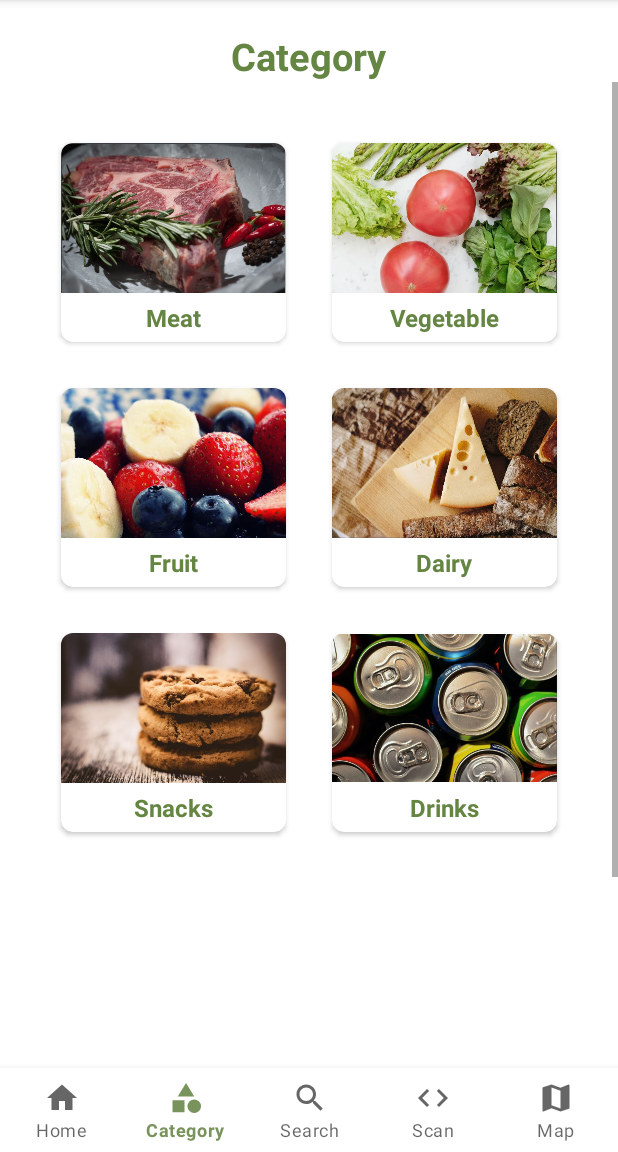
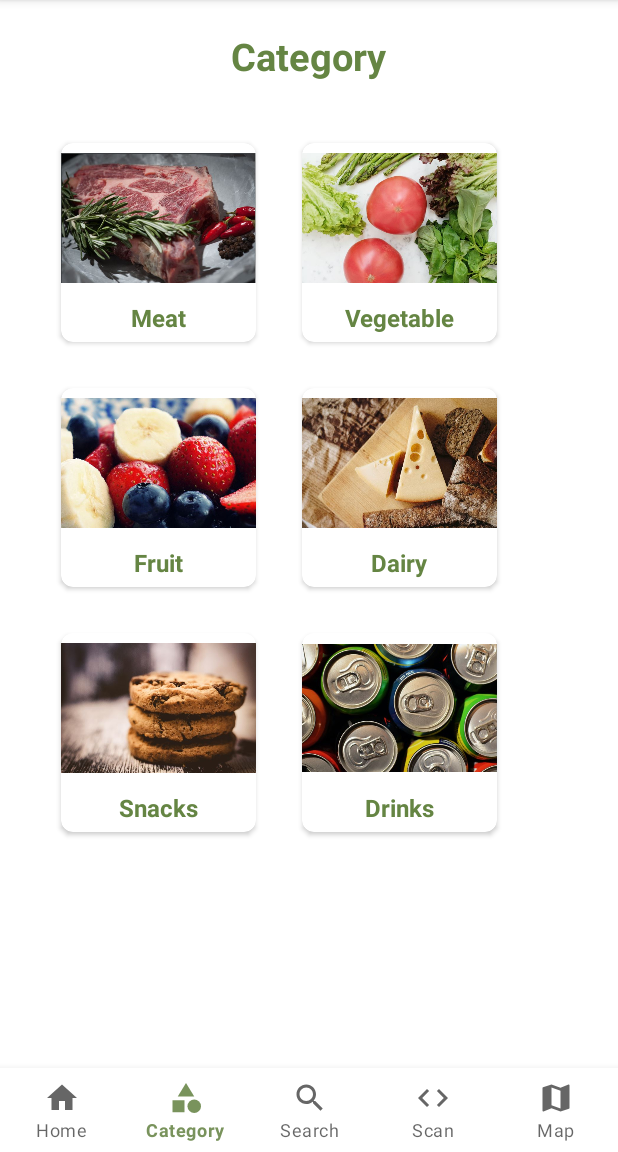
Before and after one commit to ETS-Android3/Detox, an Android app: the screen it shows after launch (MainActivity), item 2 of the bottom bar chosen, on a phone screen of 412 x 824 dp, the part 84-1236 px from its top. Run offline under Robolectric (Android 15) with nearby library versions, the phone set to English and light mode, and no system bars.

Commit message:
Layout update

```diff
--- a/app/src/main/res/layout/fragment_category.xml
+++ b/app/src/main/res/layout/fragment_category.xml
@@ -27,7 +27,7 @@
 
         <GridLayout
             android:layout_width="match_parent"
-            android:layout_height="match_parent"
+            android:layout_height="wrap_content"
             android:layout_below="@+id/categoryTitle_tv"
             android:layout_margin="25dp"
             android:columnCount="2"
@@ -46,7 +46,7 @@
                 android:elevation="8dp"
                 app:cardCornerRadius="8dp">
 
-                <LinearLayout
+                <androidx.appcompat.widget.LinearLayoutCompat
                     android:layout_width="wrap_content"
                     android:layout_height="wrap_content"
                     android:layout_gravity="center_vertical|center_horizontal"
@@ -54,13 +54,13 @@
                     android:orientation="vertical">
 
 
-                    <ImageView
-                        android:layout_width="150dp"
+                    <androidx.appcompat.widget.AppCompatImageView
+                        android:layout_width="130dp"
                         android:layout_height="100dp"
                         android:layout_marginBottom="5dp"
                         android:src="@drawable/meat" />
 
-                    <TextView
+                    <androidx.appcompat.widget.AppCompatTextView
                         android:layout_width="wrap_content"
                         android:layout_height="wrap_content"
                         android:layout_marginBottom="5dp"
@@ -70,7 +70,7 @@
                         android:textColor="#658543"
                         android:textSize="16dp"
                         android:textStyle="bold" />
-                </LinearLayout>
+                </androidx.appcompat.widget.LinearLayoutCompat>
             </androidx.cardview.widget.CardView>
 
             <androidx.cardview.widget.CardView
@@ -86,7 +86,7 @@
                 android:elevation="8dp"
                 app:cardCornerRadius="8dp">
 
-                <LinearLayout
+                <androidx.appcompat.widget.LinearLayoutCompat
                     android:layout_width="wrap_content"
                     android:layout_height="wrap_content"
                     android:layout_gravity="center_vertical|center_horizontal"
@@ -94,13 +94,13 @@
                     android:orientation="vertical"
                     tools:ignore="UseCompoundDrawables">
 
-                    <ImageView
-                        android:layout_width="150dp"
+                    <androidx.appcompat.widget.AppCompatImageView
+                        android:layout_width="130dp"
                         android:layout_height="100dp"
                         android:layout_marginBottom="5dp"
                         android:src="@drawable/veggie" />
 
-                    <TextView
+                    <androidx.appcompat.widget.AppCompatTextView
                         android:layout_width="wrap_content"
                         android:layout_height="wrap_content"
                         android:layout_marginBottom="5dp"
@@ -110,7 +110,7 @@
                         android:textColor="#658543"
                         android:textSize="16dp"
                         android:textStyle="bold" />
-                </LinearLayout>
+                </androidx.appcompat.widget.LinearLayoutCompat>
             </androidx.cardview.widget.CardView>
 
             <androidx.cardview.widget.CardView
@@ -126,20 +126,20 @@
                 android:elevation="8dp"
                 app:cardCornerRadius="8dp">
 
-                <LinearLayout
+                <androidx.appcompat.widget.LinearLayoutCompat
                     android:layout_width="wrap_content"
                     android:layout_height="wrap_content"
                     android:layout_gravity="center_vertical|center_horizontal"
                     android:gravity="center"
                     android:orientation="vertical">
 
-                    <ImageView
-                        android:layout_width="150dp"
+                    <androidx.appcompat.widget.AppCompatImageView
+                        android:layout_width="130dp"
                         android:layout_height="100dp"
                         android:layout_marginBottom="5dp"
                         android:src="@drawable/fruit" />
 
-                    <TextView
+                    <androidx.appcompat.widget.AppCompatTextView
                         android:layout_width="wrap_content"
                         android:layout_height="wrap_content"
                         android:layout_marginBottom="5dp"
@@ -149,7 +149,7 @@
                         android:textColor="#658543"
                         android:textSize="16dp"
                         android:textStyle="bold" />
-                </LinearLayout>
+                </androidx.appcompat.widget.LinearLayoutCompat>
             </androidx.cardview.widget.CardView>
 
             <androidx.cardview.widget.CardView
@@ -165,22 +165,22 @@
                 android:elevation="8dp"
                 app:cardCornerRadius="8dp">
 
-                <LinearLayout
+                <androidx.appcompat.widget.LinearLayoutCompat
                     android:layout_width="wrap_content"
                     android:layout_height="wrap_content"
                     android:layout_gravity="center_vertical|center_horizontal"
                     android:gravity="center"
                     android:orientation="vertical">
 
-                    <ImageView
-                        android:layout_width="150dp"
+                    <androidx.appcompat.widget.AppCompatImageView
+                        android:layout_width="130dp"
                         android:layout_height="100dp"
                         android:layout_row="1"
                         android:layout_column="3"
                         android:layout_marginBottom="5dp"
                         android:src="@drawable/dairy" />
 
-                    <TextView
+                    <androidx.appcompat.widget.AppCompatTextView
                         android:layout_width="wrap_content"
                         android:layout_height="wrap_content"
                         android:layout_marginBottom="5dp"
@@ -190,7 +190,7 @@
                         android:textColor="#658543"
                         android:textSize="16dp"
                         android:textStyle="bold" />
-                </LinearLayout>
+                </androidx.appcompat.widget.LinearLayoutCompat>
             </androidx.cardview.widget.CardView>
 
             <androidx.cardview.widget.CardView
@@ -206,20 +206,20 @@
                 android:elevation="8dp"
                 app:cardCornerRadius="8dp">
 
-                <LinearLayout
+                <androidx.appcompat.widget.LinearLayoutCompat
                     android:layout_width="wrap_content"
                     android:layout_height="wrap_content"
                     android:layout_gravity="center_vertical|center_horizontal"
                     android:gravity="center"
                     android:orientation="vertical">
 
-                    <ImageView
-                        android:layout_width="150dp"
+                    <androidx.appcompat.widget.AppCompatImageView
+                        android:layout_width="130dp"
                         android:layout_height="100dp"
                         android:layout_marginBottom="5dp"
                         android:src="@drawable/snacks" />
 
-                    <TextView
+                    <androidx.appcompat.widget.AppCompatTextView
                         android:layout_width="wrap_content"
                         android:layout_height="wrap_content"
                         android:layout_marginBottom="5dp"
@@ -229,7 +229,7 @@
                         android:textColor="#658543"
                         android:textSize="16dp"
                         android:textStyle="bold" />
-                </LinearLayout>
+                </androidx.appcompat.widget.LinearLayoutCompat>
             </androidx.cardview.widget.CardView>
 
 
@@ -246,20 +246,20 @@
                 android:elevation="8dp"
                 app:cardCornerRadius="8dp">
 
-                <LinearLayout
+                <androidx.appcompat.widget.LinearLayoutCompat
                     android:layout_width="wrap_content"
                     android:layout_height="wrap_content"
                     android:layout_gravity="center_vertical|center_horizontal"
                     android:gravity="center"
                     android:orientation="vertical">
 
-                    <ImageView
-                        android:layout_width="150dp"
+                    <androidx.appcompat.widget.AppCompatImageView
+                        android:layout_width="130dp"
                         android:layout_height="100dp"
                         android:layout_marginBottom="5dp"
                         android:src="@drawable/drinks" />
 
-                    <TextView
+                    <androidx.appcompat.widget.AppCompatTextView
                         android:layout_width="wrap_content"
                         android:layout_height="wrap_content"
                         android:layout_marginBottom="5dp"
@@ -269,17 +269,9 @@
                         android:textColor="#658543"
                         android:textSize="16dp"
                         android:textStyle="bold" />
-                </LinearLayout>
+                </androidx.appcompat.widget.LinearLayoutCompat>
             </androidx.cardview.widget.CardView>
 
-            //this is a dummy image view just to test the scroll view is wworking
-
-            <ImageView
-                android:layout_width="150dp"
-                android:layout_height="200dp"
-                android:layout_marginLeft="20dp"
-                android:layout_marginTop="100dp"
-                android:src="@drawable/veggie"></ImageView>
 
 
         </GridLayout>
```
Also changed, not shown: app/build.gradle (+10 -1 lines), app/src/main/res/layout/fragment_categorylist.xml (+9 -8 lines), app/src/main/res/layout/fragment_ingredient.xml (+6 -6 lines), app/src/main/res/layout/fragment_search.xml (+12 -7 lines), app/src/main/res/layout/recycview_category.xml (+5 -4 lines), app/src/main/res/layout/recycview_search.xml (+7 -6 lines).
